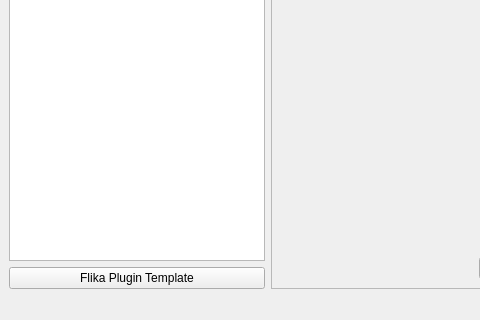
First picture: the form in flika/app/plugin_manager.ui, repository flika-org/flika, before the edit; both pictures show x 0 to 480 and y 197 to 517 of the 759 by 517 pixel window.
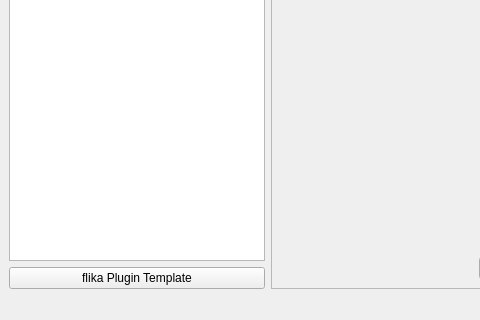
Second picture: the form after the edit. Icons and pictures are not drawn.

Commit message: lower case all 'flika'

The edit to the form file:
```diff
--- a/flika/app/plugin_manager.ui
+++ b/flika/app/plugin_manager.ui
@@ -76,7 +76,7 @@
       <item>
        <widget class="QPushButton" name="tutorialButton">
         <property name="text">
-         <string>Flika Plugin Template</string>
+         <string>flika Plugin Template</string>
         </property>
        </widget>
       </item>
```
The commit also changes 12 other files.
